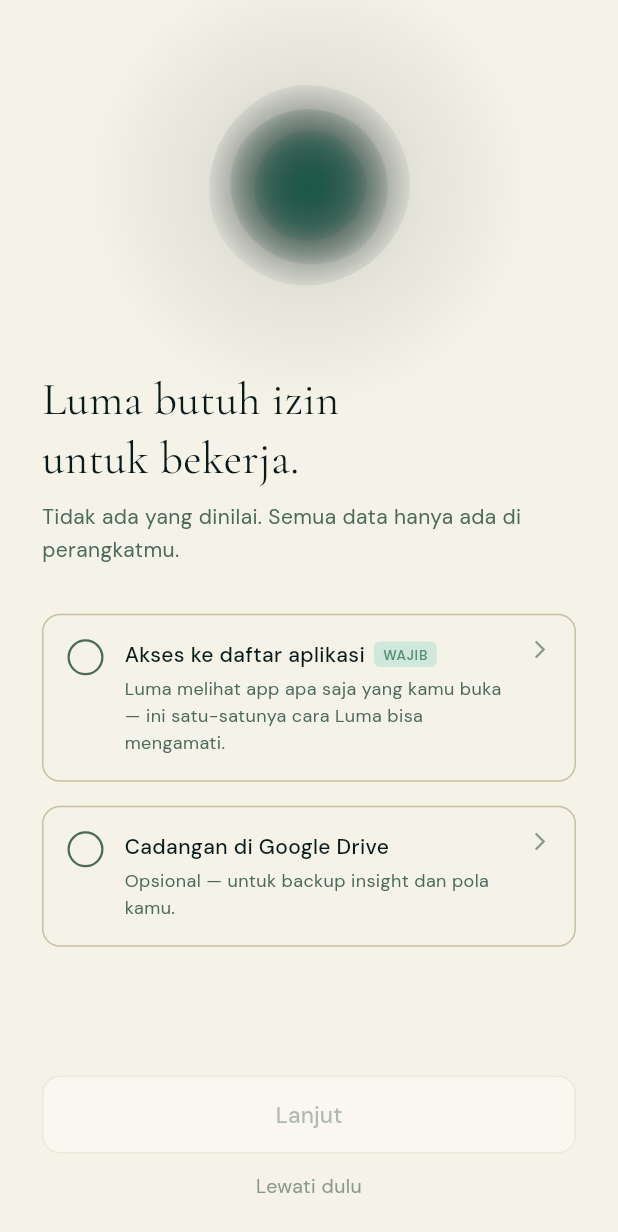
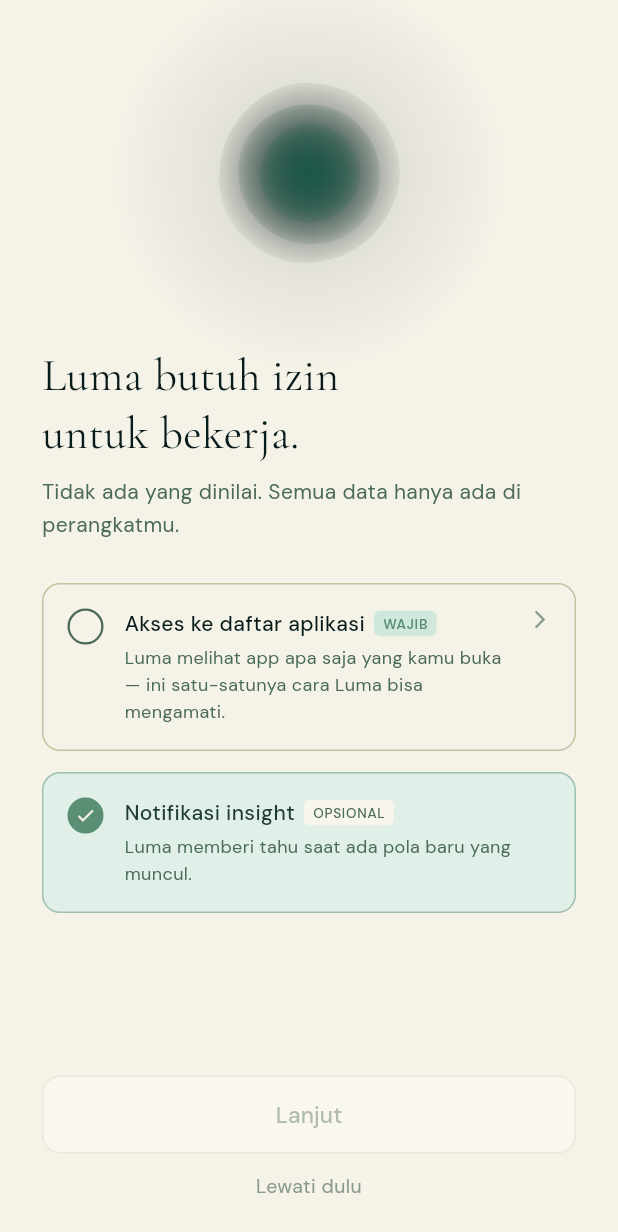
Before and after one commit to tholeteplok/Luma, a Flutter app: the screen it shows after launch, on a phone screen of 412 x 824 dp. Shown: the top 1232 px of the screen. Run offline on Flutter 3.47's test engine with Material 3 defaults, Android fonts, the phone set to English and light mode, and no system bars; our stand-ins replace flutter_secure_storage, get_it, google_fonts, google_sign_in, googleapis_auth, isar and 2 more; missing offline and left inert: cryptography, googleapis, usage_stats, workmanager; accounts and stored records are empty; generated files the repository leaves out were written again.

Commit message:
feat(permission): tambah izin notifikasi di permission gate
- AndroidManifest: tambah POST_NOTIFICATIONS permission (Android 13+)
- PermissionService: tambah hasNotificationPermission(), requestNotificationPermission(),
  isNotificationPermanentlyDenied(), openSystemAppSettings()
  Menggunakan permission_handler (sudah ada di pubspec)
- PermissionGatewayPage: item notifikasi (OPSIONAL) dengan dialog sistem standar
  - Android 13+: tampilkan dialog runtime permission\n  - Permanently denied: tampilkan 'Buka Pengaturan' → openSystemAppSettings()\n  - didChangeAppLifecycleState: re-check notifikasi saat kembali dari Settings\n  - Tombol LANJUT tetap hanya butuh App Usage (notifikasi opsional)

```diff
--- a/lib/core/platform/permission_service.dart
+++ b/lib/core/platform/permission_service.dart
@@ -1,18 +1,22 @@
+import 'package:flutter/foundation.dart';
 import 'package:flutter/services.dart';
+import 'package:permission_handler/permission_handler.dart' as ph;
 
-/// PermissionService — Komunikasi langsung dengan Android untuk permission.
+/// PermissionService — Komunikasi dengan Android untuk semua permission Luma.
 ///
-/// Menggunakan MethodChannel `luma/permissions` yang diimplementasikan
-/// di MainActivity.kt dengan AppOpsManager — lebih reliable dari
-/// `usage_stats` package dan menghindari dialog "Aplikasi ditolak aksesnya"
-/// dari OEM (Samsung, Xiaomi, dll).
+/// Dua jenis permission yang dikelola:
 ///
-/// Perbedaan kunci dari UsageStats.grantUsagePermission():
-/// - Membuka Settings langsung ke entry Luma (bukan halaman umum)
-/// - Menggunakan URI `package:com.tholteplok.luma` (Android 10+)
-/// - Tidak memicu dialog Play Protect / OEM restriction
+/// 1. PACKAGE_USAGE_STATS — restricted permission, harus grant manual di Settings.
+///    Menggunakan MethodChannel 'luma/permissions' → AppOpsManager di native.
+///    Menghindari dialog "Aplikasi ditolak aksesnya" dari OEM.
+///
+/// 2. POST_NOTIFICATIONS — runtime permission (Android 13+).
+///    Menggunakan permission_handler — dialog sistem standar.
+///    Android < 13: selalu granted (tidak perlu diminta).
 class PermissionService {
   static const _channel = MethodChannel('luma/permissions');
+
+  // ── Usage Stats (restricted permission) ────────────────────────────────────
 
   /// Cek apakah PACKAGE_USAGE_STATS sudah di-grant.
   /// Menggunakan AppOpsManager di native — lebih akurat dari Flutter package.
@@ -23,8 +27,7 @@
     } on PlatformException {
       return false;
     } on MissingPluginException {
-      // Desktop/non-Android — tidak didukung
-      return false;
+      return false; // Desktop/non-Android
     }
   }
 
@@ -39,4 +42,48 @@
       // Desktop — tidak ada yang perlu dilakukan
     }
   }
+
+  // ── Notifications (runtime permission) ─────────────────────────────────────
+
+  /// Cek apakah POST_NOTIFICATIONS sudah di-grant.
+  /// Android < 13: selalu true (permission tidak ada di versi lama).
+  static Future<bool> hasNotificationPermission() async {
+    try {
+      if (defaultTargetPlatform != TargetPlatform.android) return true;
+      final status = await ph.Permission.notification.status;
+      return status.isGranted;
+    } catch (_) {
+      return false;
+    }
+  }
+
+  /// Minta izin notifikasi — tampilkan dialog sistem standar Android.
+  /// Return true jika granted, false jika denied.
+  static Future<bool> requestNotificationPermission() async {
+    try {
+      if (defaultTargetPlatform != TargetPlatform.android) return true;
+      final status = await ph.Permission.notification.request();
+      return status.isGranted;
+    } catch (_) {
+      return false;
+    }
+  }
+
+  /// Apakah user sudah pilih "Jangan tanya lagi" untuk notifikasi?
+  static Future<bool> isNotificationPermanentlyDenied() async {
+    try {
+      if (defaultTargetPlatform != TargetPlatform.android) return false;
+      final status = await ph.Permission.notification.status;
+      return status.isPermanentlyDenied;
+    } catch (_) {
+      return false;
+    }
+  }
+
+  /// Buka App Settings (untuk kasus permanently denied).
+  static Future<void> openSystemAppSettings() async {
+    try {
+      await ph.openAppSettings();
+    } catch (_) {}
+  }
 }
--- a/lib/presentation/pages/permission_gateway_page.dart
+++ b/lib/presentation/pages/permission_gateway_page.dart
@@ -8,15 +8,12 @@
 
 /// PermissionGatewayPage — Gerbang izin sebelum masuk ke home.
 ///
-/// Flow:
-/// 1. Cek permission yang sudah ada saat init
-/// 2. User tap item → buka Settings Android
-/// 3. App polling hasUsageStatsPermission() setiap 500ms saat kembali
-/// 4. Checkbox auto-check saat permission terdeteksi
-/// 5. Tombol LANJUT aktif saat app usage granted (Drive opsional)
+/// Permission yang diminta:
+/// 1. App Usage (WAJIB) — buka Settings manual, polling auto-check
+/// 2. Notifikasi (OPSIONAL) — dialog sistem standar Android 13+
 ///
-/// Ini adalah blocage yang necessary — tanpa app usage permission,
-/// Luma tidak bisa melihat apapun.
+/// Tombol LANJUT aktif hanya setelah App Usage granted.
+/// Notifikasi bisa di-skip.
 class PermissionGatewayPage extends StatefulWidget {
   final VoidCallback onPermissionsGranted;
 
@@ -32,8 +29,10 @@
 class _PermissionGatewayPageState extends State<PermissionGatewayPage>
     with WidgetsBindingObserver {
   bool _appUsageGranted = false;
-  bool _driveBackupGranted = false; // opsional
-  bool _isPolling = false;
+  bool _notificationGranted = false;
+  bool _isPollingUsage = false;
+  bool _isRequestingNotification = false;
+  bool _notificationPermanentlyDenied = false;
   Timer? _pollTimer;
 
   @override
@@ -50,32 +49,35 @@
     super.dispose();
   }
 
-  /// Dipanggil saat app kembali ke foreground (dari Settings)
   @override
   void didChangeAppLifecycleState(AppLifecycleState state) {
-    if (state == AppLifecycleState.resumed && _isPolling) {
-      _startPolling();
+    if (state == AppLifecycleState.resumed) {
+      if (_isPollingUsage) _startPollingUsage();
+      // Re-check notifikasi saat kembali dari Settings (permanently denied case)
+      if (_notificationPermanentlyDenied) _recheckNotification();
     }
   }
 
-  /// Cek permission yang sudah ada saat pertama buka
   Future<void> _checkExistingPermissions() async {
-    final granted = await PermissionService.hasUsageStatsPermission();
+    final usageGranted = await PermissionService.hasUsageStatsPermission();
+    final notifGranted = await PermissionService.hasNotificationPermission();
     if (mounted) {
-      setState(() => _appUsageGranted = granted);
+      setState(() {
+        _appUsageGranted = usageGranted;
+        _notificationGranted = notifGranted;
+      });
     }
   }
 
-  /// User tap checkbox app usage → buka Settings
+  // ── App Usage ──────────────────────────────────────────────────────────────
+
   Future<void> _requestAppUsagePermission() async {
-    setState(() => _isPolling = true);
+    setState(() => _isPollingUsage = true);
     await PermissionService.openUsageAccessSettings();
-    // Polling dimulai saat app kembali ke foreground (via didChangeAppLifecycleState)
-    _startPolling();
+    _startPollingUsage();
   }
 
-  /// Poll setiap 500ms sampai permission granted atau max 20 detik
-  void _startPolling() {
+  void _startPollingUsage() {
     _pollTimer?.cancel();
     int attempts = 0;
     _pollTimer = Timer.periodic(const Duration(milliseconds: 500), (timer) async {
@@ -85,13 +87,48 @@
         timer.cancel();
         setState(() {
           _appUsageGranted = true;
-          _isPolling = false;
+          _isPollingUsage = false;
         });
       } else if (attempts >= 40) {
         timer.cancel();
-        if (mounted) setState(() => _isPolling = false);
+        if (mounted) setState(() => _isPollingUsage = false);
       }
     });
+  }
+
+  // ── Notifications ──────────────────────────────────────────────────────────
+
+  Future<void> _requestNotificationPermission() async {
+    if (_notificationGranted) return;
+
+    // Jika permanently denied → buka App Settings
+    if (_notificationPermanentlyDenied) {
+      await PermissionService.openSystemAppSettings();
+      return;
+    }
+
+    setState(() => _isRequestingNotification = true);
+    final granted = await PermissionService.requestNotificationPermission();
+    final permanentlyDenied =
+        !granted && await PermissionService.isNotificationPermanentlyDenied();
+
+    if (mounted) {
+      setState(() {
+        _notificationGranted = granted;
+        _notificationPermanentlyDenied = permanentlyDenied;
+        _isRequestingNotification = false;
+      });
+    }
+  }
+
+  Future<void> _recheckNotification() async {
+    final granted = await PermissionService.hasNotificationPermission();
+    if (mounted && granted) {
+      setState(() {
+        _notificationGranted = true;
+        _notificationPermanentlyDenied = false;
+      });
+    }
   }
 
   bool get _canProceed => _appUsageGranted;
@@ -109,19 +146,18 @@
           children: [
             // ── Orb visual ────────────────────────────────────────────────────
             SizedBox(
-              height: screenH * 0.30,
+              height: screenH * 0.28,
               child: Center(
                 child: AmbientOrb(
                   state: OrbState.dawn,
-                  size: screenH * 0.20,
-                  reduceMotion: false,
+                  size: screenH * 0.18,
                 ),
               ),
             ),
 
             // ── Konten ────────────────────────────────────────────────────────
             Expanded(
-              child: Padding(
+              child: SingleChildScrollView(
                 padding: const EdgeInsets.symmetric(horizontal: 28),
                 child: Column(
                   crossAxisAlignment: CrossAxisAlignment.start,
@@ -144,37 +180,38 @@
                         height: 1.6,
                       ),
                     ),
-                    const SizedBox(height: 32),
+                    const SizedBox(height: 28),
 
-                    // ── Permission item 1: App Usage (wajib) ─────────────────
+                    // ── Item 1: App Usage (wajib) ─────────────────────────────
                     _PermissionItem(
                       icon: Icons.phonelink_setup_outlined,
                       title: 'Akses ke daftar aplikasi',
                       subtitle: 'Luma melihat app apa saja yang kamu buka — '
                           'ini satu-satunya cara Luma bisa mengamati.',
                       isGranted: _appUsageGranted,
-                      isLoading: _isPolling && !_appUsageGranted,
+                      isLoading: _isPollingUsage && !_appUsageGranted,
                       isRequired: true,
                       onTap: _appUsageGranted ? null : _requestAppUsagePermission,
                     ),
 
-                    const SizedBox(height: 16),
+                    const SizedBox(height: 14),
 
-                    // ── Permission item 2: Google Drive (opsional) ───────────
+                    // ── Item 2: Notifikasi (opsional) ─────────────────────────
                     _PermissionItem(
-                      icon: Icons.cloud_upload_outlined,
-                      title: 'Cadangan di Google Drive',
-                      subtitle: 'Opsional — untuk backup insight dan pola kamu.',
-                      isGranted: _driveBackupGranted,
-                      isLoading: false,
+                      icon: Icons.notifications_outlined,
+                      title: 'Notifikasi insight',
+                      subtitle: _notificationPermanentlyDenied
+                          ? 'Buka Pengaturan untuk mengaktifkan notifikasi.'
+                          : 'Luma memberi tahu saat ada pola baru yang muncul.',
+                      isGranted: _notificationGranted,
+                      isLoading: _isRequestingNotification,
                       isRequired: false,
-                      onTap: _driveBackupGranted
+                      actionLabel: _notificationPermanentlyDenied
+                          ? 'Buka Pengaturan'
+                          : null,
+                      onTap: _notificationGranted
                           ? null
-                          : () {
-                              // Drive permission dihandle saat user tap backup
-                              // di Settings — tidak perlu diminta di sini
-                              setState(() => _driveBackupGranted = true);
-                            },
+                          : _requestNotificationPermission,
                     ),
                   ],
                 ),
@@ -183,7 +220,7 @@
 
             // ── CTA ───────────────────────────────────────────────────────────
             Padding(
-              padding: const EdgeInsets.fromLTRB(28, 0, 28, 24),
+              padding: const EdgeInsets.fromLTRB(28, 8, 28, 24),
               child: Column(
                 children: [
                   OutlinedGhostButton(
@@ -226,6 +263,7 @@
   final bool isGranted;
   final bool isLoading;
   final bool isRequired;
+  final String? actionLabel; // override label arrow
   final VoidCallback? onTap;
 
   const _PermissionItem({
@@ -235,6 +273,7 @@
     required this.isGranted,
     required this.isLoading,
     required this.isRequired,
+    this.actionLabel,
     this.onTap,
   });
 
@@ -245,9 +284,7 @@
     final borderColor = isGranted
         ? p.gentleInd.withValues(alpha: 0.5)
         : p.borderSubtle;
-    final bgColor = isGranted
-        ? p.gentleBadgeBg
-        : Colors.transparent;
+    final bgColor = isGranted ? p.gentleBadgeBg : Colors.transparent;
 
     return GestureDetector(
       onTap: isGranted ? null : onTap,
@@ -298,12 +335,14 @@
                 children: [
                   Row(
                     children: [
-                      Text(
-                        title,
-                        style: GoogleFonts.dmSans(
-                          fontSize: 14,
-                          fontWeight: FontWeight.w500,
-                          color: isGranted ? p.gentleText : p.textPrimary,
+                      Flexible(
+                        child: Text(
+                          title,
+                          style: GoogleFonts.dmSans(
+                            fontSize: 14,
+                            fontWeight: FontWeight.w500,
+                            color: isGranted ? p.gentleText : p.textPrimary,
+                          ),
                         ),
                       ),
                       if (isRequired) ...[
@@ -325,6 +364,25 @@
                             ),
                           ),
                         ),
+                      ] else ...[
+                        const SizedBox(width: 6),
+                        Container(
+                          padding: const EdgeInsets.symmetric(
+                              horizontal: 6, vertical: 2),
+                          decoration: BoxDecoration(
+                            color: p.bgElevated,
+                            borderRadius: BorderRadius.circular(4),
+                          ),
+                          child: Text(
+                            'OPSIONAL',
+                            style: GoogleFonts.dmSans(
+                              fontSize: 9,
+                              fontWeight: FontWeight.w500,
+                              letterSpacing: 0.5,
+                              color: p.textTertiary,
+                            ),
+                          ),
+                        ),
                       ],
                     ],
                   ),
@@ -341,10 +399,19 @@
               ),
             ),
 
-            // ── Arrow (hanya saat belum granted) ─────────────────────────────
+            // ── Trailing ─────────────────────────────────────────────────────
             if (!isGranted && !isLoading) ...[
               const SizedBox(width: 8),
-              Icon(Icons.arrow_forward_ios, size: 14, color: p.textSubtle),
+              actionLabel != null
+                  ? Text(
+                      actionLabel!,
+                      style: GoogleFonts.dmSans(
+                        fontSize: 11,
+                        color: p.accent,
+                        fontWeight: FontWeight.w500,
+                      ),
+                    )
+                  : Icon(Icons.arrow_forward_ios, size: 14, color: p.textSubtle),
             ],
           ],
         ),
```
Also changed, not shown: 1 other file.
